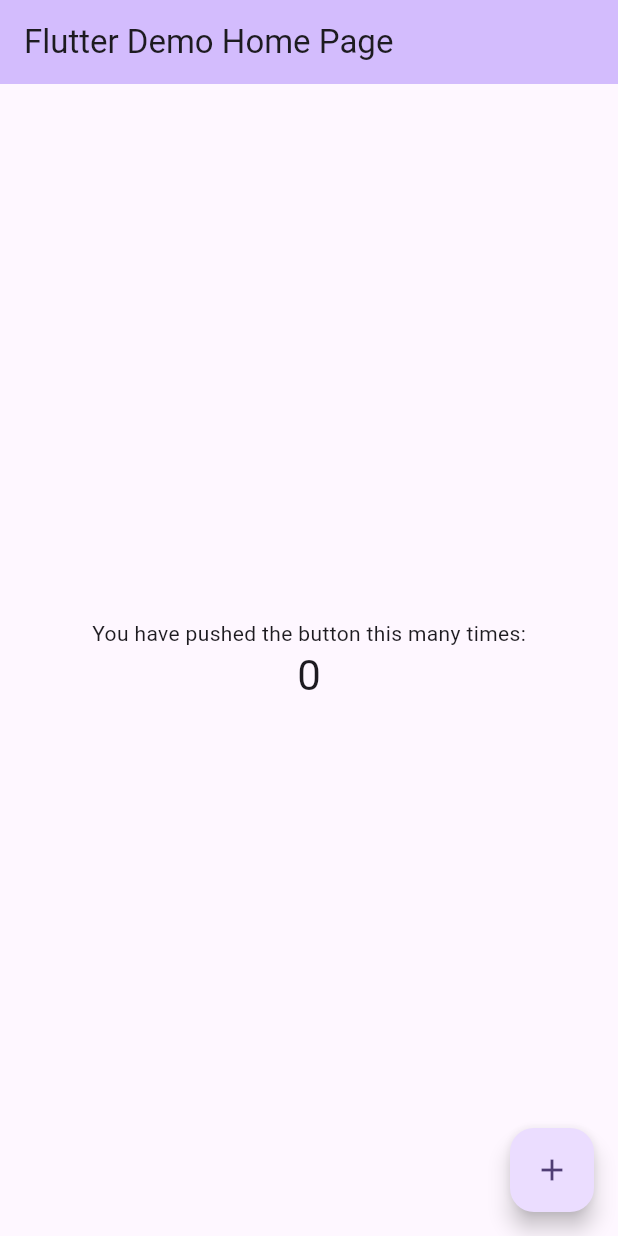
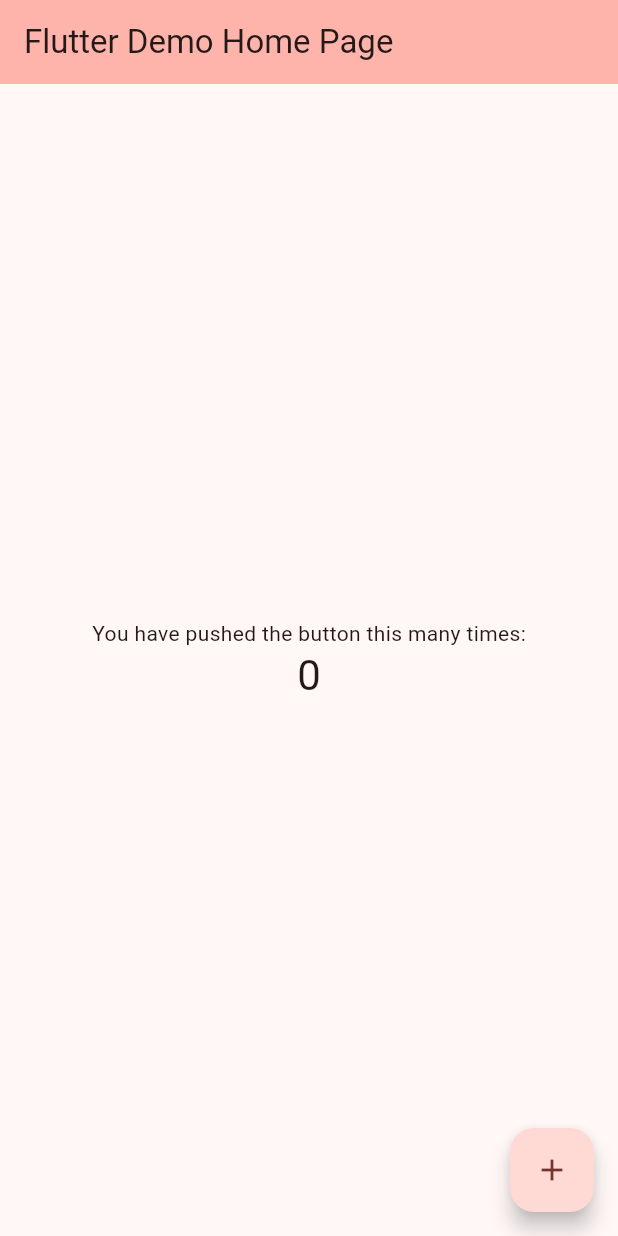
Before and after one commit to antaramol/flutter_apps, a Flutter app: the screen it shows after launch, on a phone screen of 412 x 824 dp. Run offline on Flutter 3.47's test engine with Material 3 defaults, Android fonts, the phone set to English and light mode, and no system bars.

Commit message:
first playground changes

```diff
--- a/flutter_application_1/lib/main.dart
+++ b/flutter_application_1/lib/main.dart
@@ -28,7 +28,8 @@ class MyApp extends StatelessWidget {
         //
         // This works for code too, not just values: Most code changes can be
         // tested with just a hot reload.
-        colorScheme: ColorScheme.fromSeed(seedColor: Colors.deepPurple),
+        colorScheme:
+            ColorScheme.fromSeed(seedColor: Color.fromARGB(255, 255, 40, 40)),
         useMaterial3: true,
       ),
       home: const MyHomePage(title: 'Flutter Demo Home Page'),
@@ -82,6 +83,7 @@ class _MyHomePageState extends State<MyHomePage> {
         // Colors.amber, perhaps?) and trigger a hot reload to see the AppBar
         // change color while the other colors stay the same.
         backgroundColor: Theme.of(context).colorScheme.inversePrimary,
+        // backgroundColor: Colors.amber,
         // Here we take the value from the MyHomePage object that was created by
         // the App.build method, and use it to set our appbar title.
         title: Text(widget.title),
```
